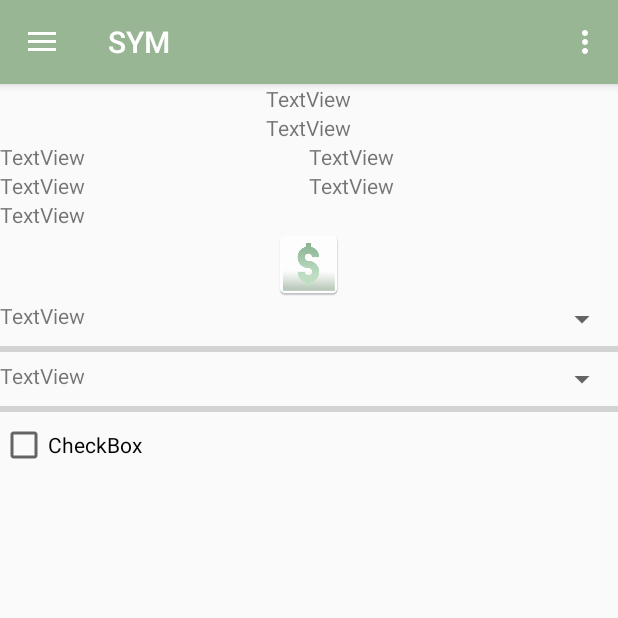
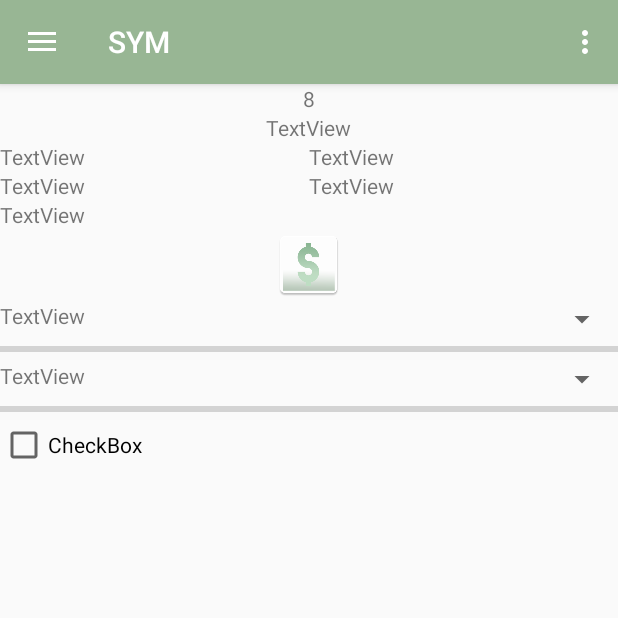
Before and after one commit to gustavochermout/SYM, an Android app: the screen it shows after launch (MainActivity), on a phone screen of 412 x 824 dp, the top half of it. Run offline under Robolectric (Android 15) with nearby library versions, the phone set to English and light mode, and no system bars.

Commit message:
Classe ResumoControl

```diff
--- /dev/null
+++ b/app/src/main/java/unifeso/mobile/sym/Controls/ResumoControl.java
@@ -0,0 +1,17 @@
+package unifeso.mobile.sym.Controls;
+
+import java.util.Calendar;
+
+/**
+ * Created by Usuario on 05/09/2017.
+ */
+
+public class ResumoControl {
+
+    public ResumoControl() {
+    }
+
+    public String retornaMesSelecionado(){
+        return String.valueOf(Calendar.getInstance().get(Calendar.MONTH));
+    }
+}
--- a/app/src/main/java/unifeso/mobile/sym/Views/MainActivity.java
+++ b/app/src/main/java/unifeso/mobile/sym/Views/MainActivity.java
@@ -12,11 +12,20 @@ import android.support.v7.app.AppCompatActivity;
 import android.support.v7.widget.Toolbar;
 import android.view.Menu;
 import android.view.MenuItem;
+import android.widget.TextView;
 
+import unifeso.mobile.sym.Controls.*;
 import unifeso.mobile.sym.R;
 
 public class MainActivity extends AppCompatActivity
         implements NavigationView.OnNavigationItemSelectedListener {
+
+    private void carregarResumo(){
+        TextView tvMes;
+        tvMes = (TextView) findViewById(R.id.tvMes);
+        ResumoControl resumoControl = new ResumoControl();
+        tvMes.setText(resumoControl.retornaMesSelecionado());
+    }
 
     @Override
     protected void onCreate(Bundle savedInstanceState) {
@@ -42,6 +51,8 @@ public class MainActivity extends AppCompatActivity
 
         NavigationView navigationView = (NavigationView) findViewById(R.id.nav_view);
         navigationView.setNavigationItemSelectedListener(this);
+
+        carregarResumo();
     }
 
     @Override
--- a/app/src/main/res/layout/content_main.xml
+++ b/app/src/main/res/layout/content_main.xml
@@ -18,7 +18,7 @@
         tools:layout_editor_absoluteY="16dp">
 
         <TextView
-            android:id="@+id/textView3"
+            android:id="@+id/tvMes"
             android:layout_width="wrap_content"
             android:layout_height="wrap_content"
             android:text="TextView" />
```
